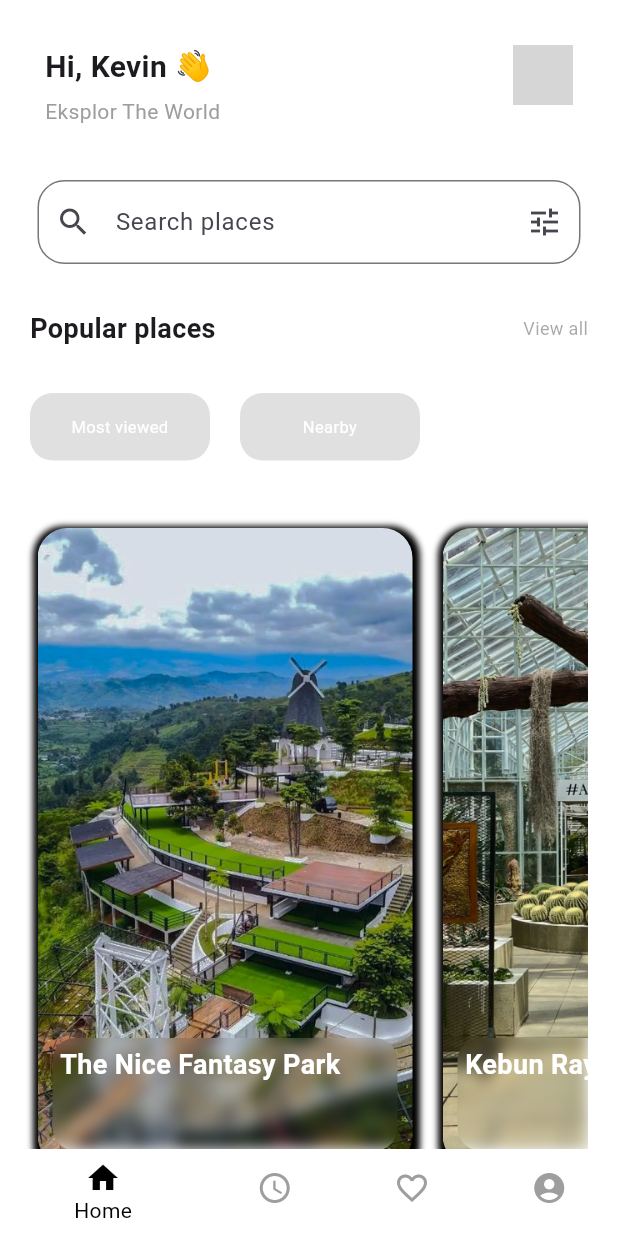
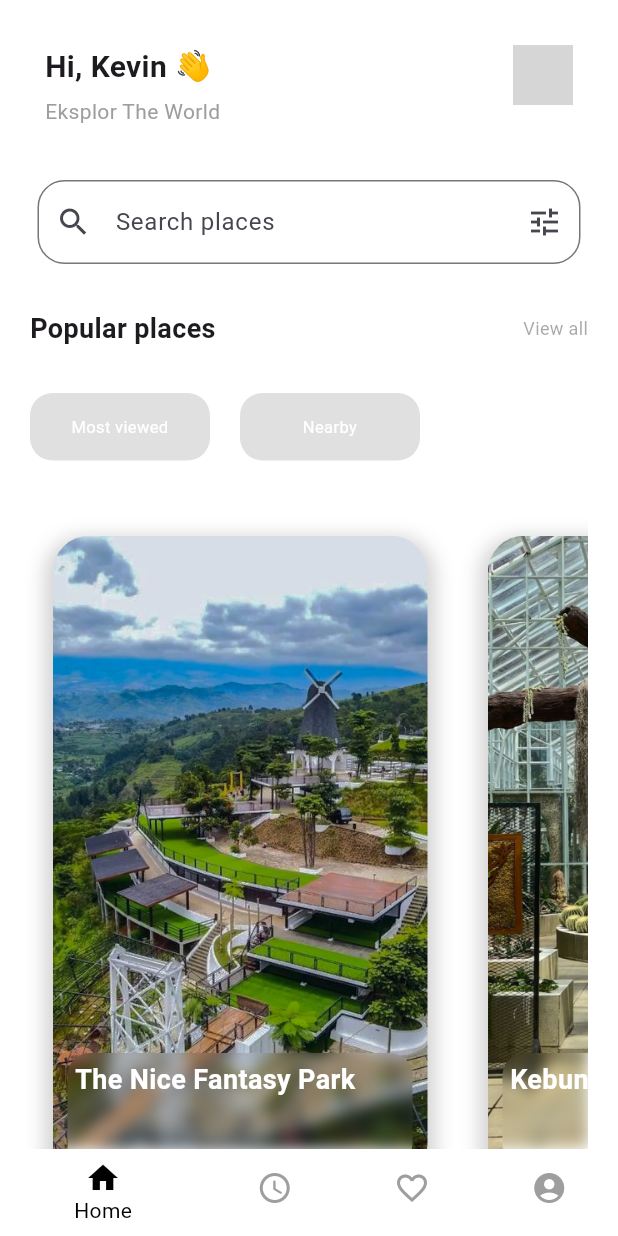
Before and after one commit to dhiasz/Mobile, a Flutter app: the screen it shows after launch, on a phone screen of 412 x 824 dp. Run offline on Flutter 3.47's test engine with Material 3 defaults, Android fonts, the phone set to English and light mode, and no system bars; our stand-ins replace lottie; network calls fail; grey boxes are pictures that could not be loaded.

Commit message:
content Sudah Di Sempurnakan

```diff
--- a/lib/materimodulscreens/utama.dart
+++ b/lib/materimodulscreens/utama.dart
@@ -223,10 +223,11 @@ class _HomePageState extends State<HomePage> {
             Padding(
               padding: const EdgeInsets.fromLTRB(15.0, 35.0, 20.0, 20.0),
               child: Container(
-                height: 445.0,
+                height: 460.0,
                 decoration: BoxDecoration(
                   borderRadius: BorderRadius.circular(30.0),
                 ),
+
                 child: ListView.builder(
                   scrollDirection: Axis.horizontal,
                   itemCount: content.length,
@@ -238,19 +239,21 @@ class _HomePageState extends State<HomePage> {
                             "${item.name} diklik!"); // Aksi saat gambar diklik
                       },
                       child: Container(
+                        height: 445.0,
                         width: 250.0, // Lebar tiap gambar
-                        margin: const EdgeInsets.all(
-                            10.0), // Memberi jarak antar gambar
+                        margin: const EdgeInsets.symmetric(horizontal: 20.0, vertical: 15.0), // Memberi jarak antar gambar
                         decoration: BoxDecoration(
-                          borderRadius: BorderRadius.circular(20.0),
+                          borderRadius: BorderRadius.circular(25.0),
+
                           boxShadow: [
                             BoxShadow(
-                              color: Colors.black.withOpacity(1),
-                              offset: Offset(1, 3),
-                              blurRadius: 3,
-                              spreadRadius: 4,
+                              color: const Color.fromARGB(255, 211, 209, 209).withOpacity(1),
+                              offset: Offset(0, 6),
+                              blurRadius: 10,
+                              spreadRadius: 5,
                             ),
                           ],
+
                           image: DecorationImage(
                             image: AssetImage(
                                 item.image), // Mengambil gambar dari list
```
